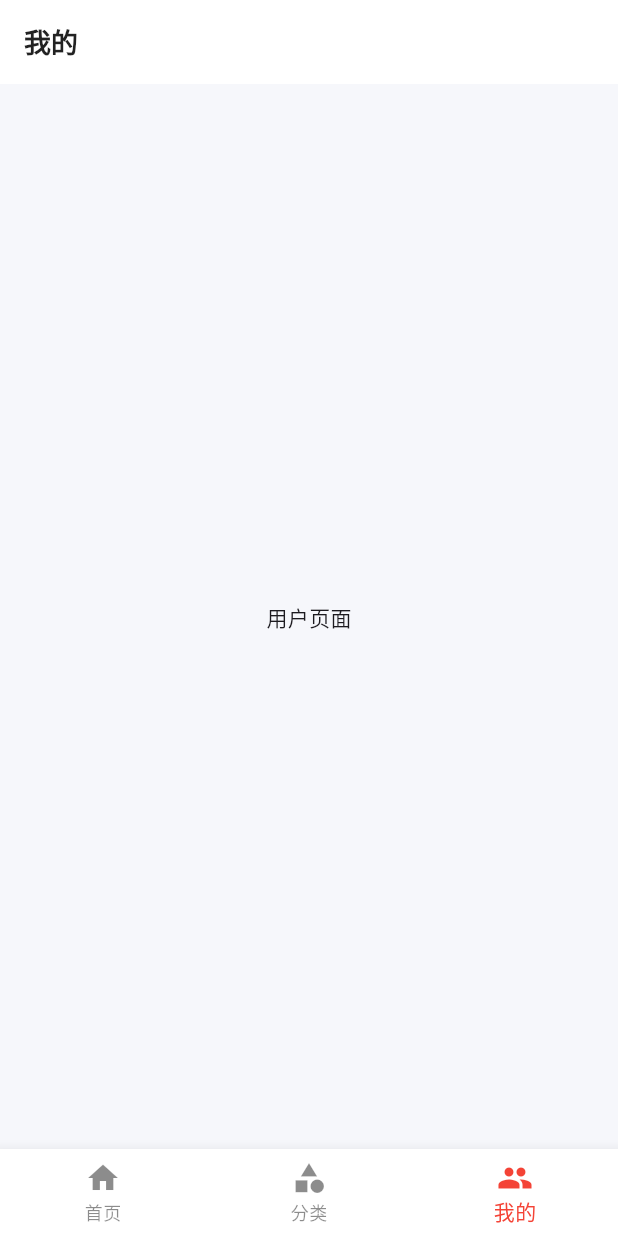
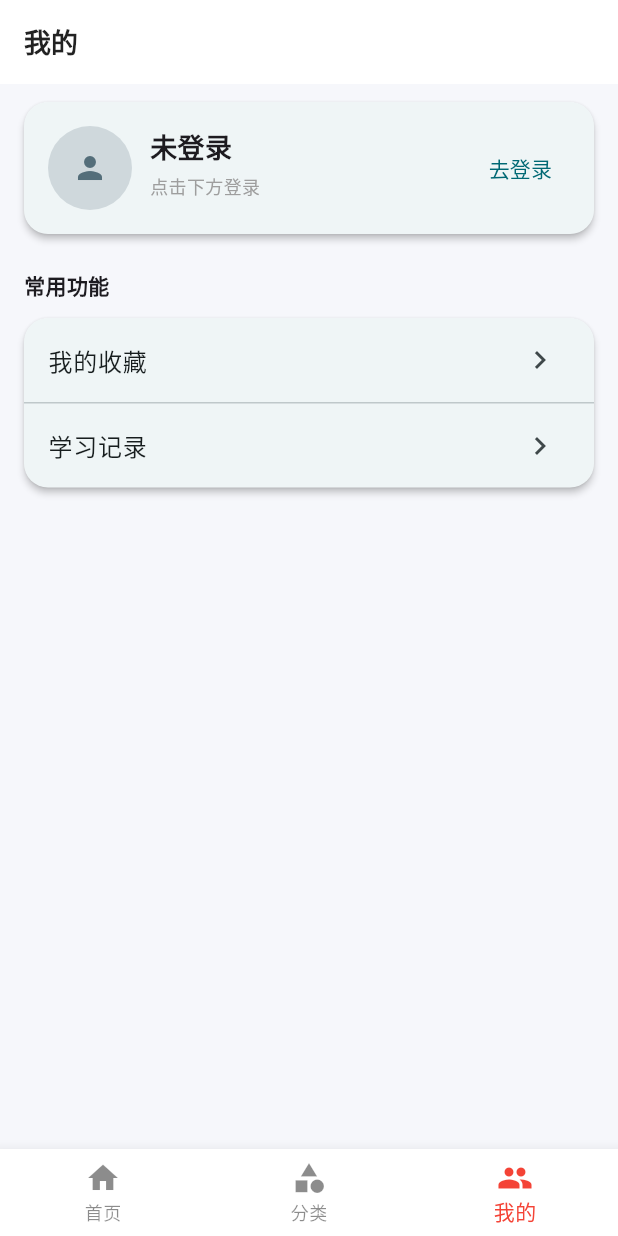
Before and after one commit to DreamZhongJu/MoocHub-public, a Flutter app: the screen it shows after launch, swiped to page 3, on a phone screen of 412 x 824 dp. Run offline on Flutter 3.47's test engine with Material 3 defaults, Android fonts, the phone set to English and light mode, and no system bars; our stand-ins replace badges, cached_network_image, chewie, dio, flutter_dotenv, flutter_screenutil and 6 more; accounts and stored records are empty; network calls fail.

Commit message:
添加了我的收藏功能

```diff
--- a/flutter_app/lib/pages/tabs/User.dart
+++ b/flutter_app/lib/pages/tabs/User.dart
@@ -1,3 +1,4 @@
+import 'package:MoocHub/services/StorageService.dart';
 import 'package:flutter/material.dart';
 
 class UserPage extends StatefulWidget {
@@ -9,10 +10,198 @@ class UserPage extends StatefulWidget {
 
 class _UserPageState extends State<UserPage>
     with AutomaticKeepAliveClientMixin<UserPage> {
+  final StorageService _storageService = StorageService();
+  Map<String, dynamic> _userData = {};
+  bool _loading = true;
+
+  @override
+  void initState() {
+    super.initState();
+    _loadUser();
+  }
+
+  Future<void> _loadUser() async {
+    final userData = await _storageService.getUserData();
+    if (mounted) {
+      setState(() {
+        _userData = userData;
+        _loading = false;
+      });
+    }
+  }
+
+  bool get _isLoggedIn {
+    final token = _userData['token'] ?? _userData['Token'];
+    return token != null && token.toString().isNotEmpty && token != 'null';
+  }
+
+  String _pickString(Map<String, dynamic> map, List<String> keys, String fallback) {
+    for (final key in keys) {
+      final value = map[key];
+      final text = value?.toString() ?? '';
+      if (text.isNotEmpty && text != 'null') return text;
+    }
+    return fallback;
+  }
+
+  Widget _userCard() {
+    if (_loading) {
+      return const SizedBox(
+        height: 120,
+        child: Center(child: CircularProgressIndicator()),
+      );
+    }
+
+    final dynamic rawUser = _userData['user'] ?? _userData['User'] ?? _userData;
+    final user = rawUser is Map<String, dynamic> ? rawUser : <String, dynamic>{};
+
+    final nickname = _pickString(
+      user,
+      ['nickname', 'Nickname', 'nickName', 'NickName'],
+      _isLoggedIn ? '未命名用户' : '未登录',
+    );
+    final username = _pickString(
+      user,
+      ['username', 'Username', 'user_name', 'UserName'],
+      _isLoggedIn ? '无用户名' : '点击下方登录',
+    );
+    final role = _pickString(user, ['role', 'Role'], 'student');
+    final avatarUrl = _pickString(user, ['avatar_url', 'AvatarURL', 'avatar'], '');
+
+    return Card(
+      margin: const EdgeInsets.symmetric(horizontal: 16, vertical: 12),
+      shape: RoundedRectangleBorder(borderRadius: BorderRadius.circular(16)),
+      child: Padding(
+        padding: const EdgeInsets.all(16),
+        child: Row(
+          children: [
+            CircleAvatar(
+              radius: 28,
+              backgroundColor: Colors.blueGrey.shade100,
+              backgroundImage: avatarUrl.isEmpty ? null : NetworkImage(avatarUrl),
+              child: avatarUrl.isEmpty
+                  ? Icon(Icons.person, color: Colors.blueGrey.shade600)
+                  : null,
+            ),
+            const SizedBox(width: 12),
+            Expanded(
+              child: Column(
+                crossAxisAlignment: CrossAxisAlignment.start,
+                children: [
+                  Text(
+                    nickname,
+                    style: const TextStyle(
+                      fontSize: 18,
+                      fontWeight: FontWeight.w600,
+                    ),
+                  ),
+                  const SizedBox(height: 4),
+                  Text(
+                    username,
+                    style: const TextStyle(color: Colors.grey, fontSize: 12),
+                  ),
+                  const SizedBox(height: 6),
+                  if (_isLoggedIn)
+                    Container(
+                      padding: const EdgeInsets.symmetric(
+                        horizontal: 8,
+                        vertical: 4,
+                      ),
+                      decoration: BoxDecoration(
+                        color: const Color(0xFFF0F7F6),
+                        borderRadius: BorderRadius.circular(12),
+                      ),
+                      child: Text(
+                        role,
+                        style: const TextStyle(fontSize: 11),
+                      ),
+                    ),
+                ],
+              ),
+            ),
+            TextButton(
+              onPressed: () {
+                Navigator.pushNamed(context, '/login').then((_) => _loadUser());
+              },
+              child: Text(_isLoggedIn ? '切换账号' : '去登录'),
+            ),
+          ],
+        ),
+      ),
+    );
+  }
+
+  Widget _entryItem({
+    required String title,
+    required VoidCallback onTap,
+  }) {
+    return ListTile(
+      title: Text(title),
+      trailing: const Icon(Icons.chevron_right),
+      onTap: onTap,
+    );
+  }
+
+  Future<void> _openFavorites() async {
+    if (_isLoggedIn) {
+      Navigator.pushNamed(context, '/favorites');
+      return;
+    }
+    if (mounted) {
+      ScaffoldMessenger.of(context).showSnackBar(
+        const SnackBar(content: Text('需要登录后查看收藏')),
+      );
+    }
+    final result = await Navigator.pushNamed(context, '/login');
+    await _loadUser();
+    if (result == true && _isLoggedIn && mounted) {
+      Navigator.pushNamed(context, '/favorites');
+    }
+  }
+
+  void _openPlaceholder(String title) {
+    Navigator.of(context).push(
+      MaterialPageRoute(
+        builder: (_) => Scaffold(
+          appBar: AppBar(title: Text(title)),
+          body: const Center(child: Text('功能开发中')),
+        ),
+      ),
+    );
+  }
+
   @override
   Widget build(BuildContext context) {
     super.build(context);
-    return const Center(child: Text('用户页面'));
+    return ListView(
+      children: [
+        _userCard(),
+        const Padding(
+          padding: EdgeInsets.fromLTRB(16, 12, 16, 0),
+          child: Text(
+            '常用功能',
+            style: TextStyle(fontSize: 14, fontWeight: FontWeight.w600),
+          ),
+        ),
+        Card(
+          margin: const EdgeInsets.fromLTRB(16, 12, 16, 0),
+          shape: RoundedRectangleBorder(borderRadius: BorderRadius.circular(16)),
+          child: Column(
+            children: [
+              _entryItem(
+                title: '我的收藏',
+                onTap: _openFavorites,
+              ),
+              const Divider(height: 1),
+              _entryItem(
+                title: '学习记录',
+                onTap: () => _openPlaceholder('学习记录'),
+              ),
+            ],
+          ),
+        ),
+      ],
+    );
   }
 
   @override
--- a/flutter_app/lib/routers/router.dart
+++ b/flutter_app/lib/routers/router.dart
@@ -1,4 +1,6 @@
 import 'package:MoocHub/pages/CourseDetailPage.dart';
+import 'package:MoocHub/pages/FavoritesPage.dart';
+import 'package:MoocHub/pages/LoginPage.dart';
 import 'package:MoocHub/pages/ProductList.dart';
 import 'package:MoocHub/pages/VideoDetailPage.dart';
 import 'package:flutter/material.dart';
@@ -76,6 +78,10 @@ var onGenerateRoute = (RouteSettings settings) {
       return MaterialPageRoute(
         builder: (_) => VideoDetailPage(videoId: videoId!),
       );
+    case '/login':
+      return MaterialPageRoute(builder: (_) => const LoginPage());
+    case '/favorites':
+      return MaterialPageRoute(builder: (_) => const FavoritesPage());
     default:
       return null;
   }
```
Also changed, not shown: flutter_app/lib/pages/FavoritesPage.dart (added, +288 -0 lines), flutter_app/lib/pages/LoginPage.dart (added, +122 -0 lines), 2 other files.
